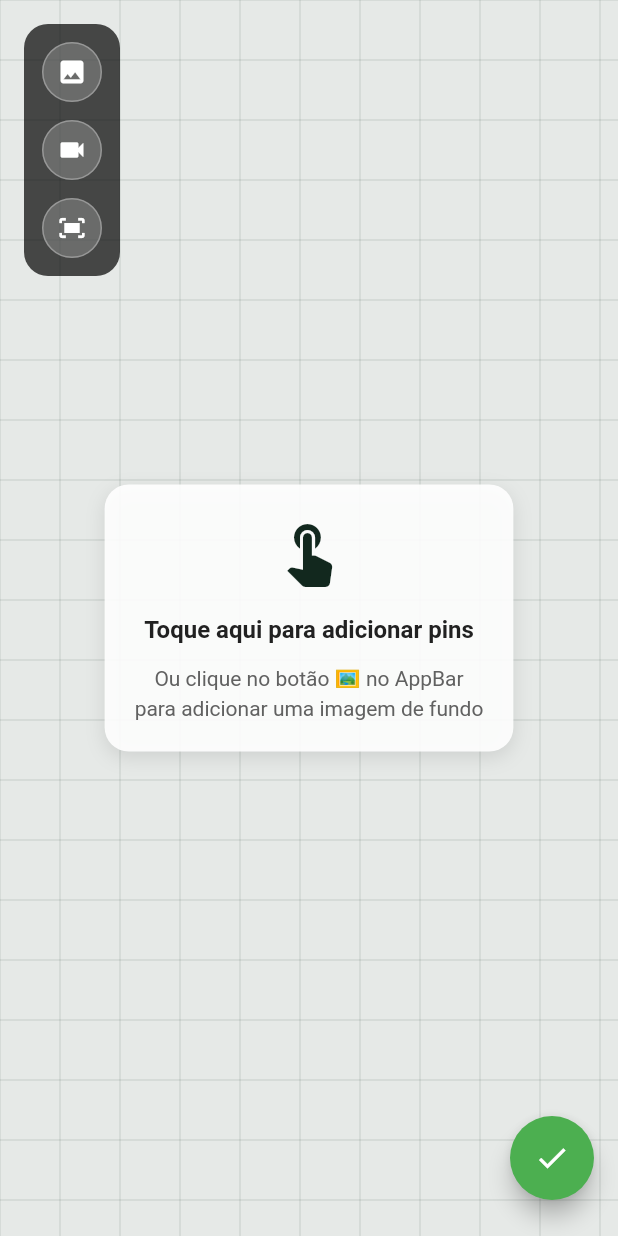
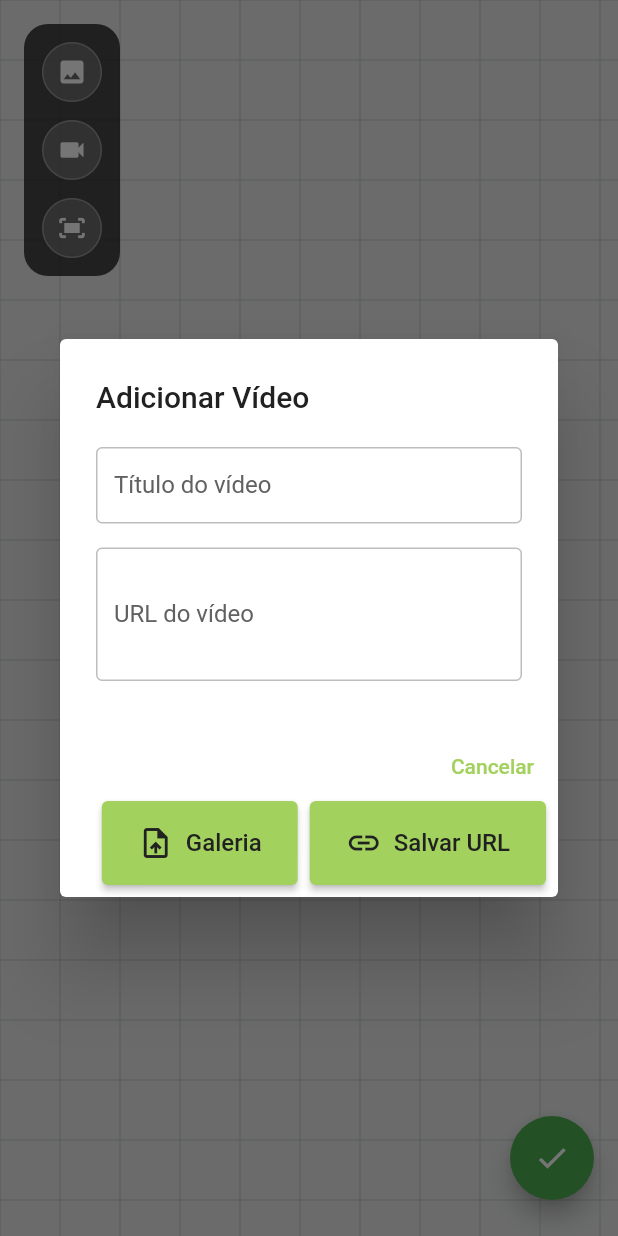
Before and after one commit to LucasGeek/Temp.TerraAllWertApp, a Flutter app: the PinMapPresentation screen opened directly with empty values, after a tap on "Começar a Editar", after a tap on the "videocam" icon, on a phone screen of 412 x 824 dp. Run offline on Flutter 3.47's test engine with Material 3 defaults, Android fonts, the phone set to English and light mode, and no system bars; our stand-ins replace cached_network_image, connectivity_plus, dio, envied, file_picker, flutter_riverpod and 12 more; missing offline and left inert: dio_cache_interceptor, minio; accounts and stored records are empty; generated files the repository leaves out were written again.

Commit message:
feat: implementa modal completa para configuração de vídeo com título e opção remover
- Adiciona campo videoTitle ao modelo InteractiveMapData
- Cria modal avançada _showVideoConfigDialog com:
  * Campo de título do vídeo (obrigatório)
  * Campo de URL (para vídeos online)
  * Botão para selecionar da galeria
  * Opção para remover vídeo existente
  * Indicador visual quando já existe vídeo

- Melhora player de vídeo com:
  * Tratamento de erro robusto
  * Tela de erro personalizada
  * Feedback visual adequado
  * Mounted checks para async operations

- Regenera arquivos Freezed para incluir videoTitle
- Testa compatibilidade com URLs complexas (com query params)

```diff
--- a/lib/domain/entities/map_pin.dart
+++ b/lib/domain/entities/map_pin.dart
@@ -33,6 +33,7 @@ abstract class InteractiveMapData with _$InteractiveMapData {
     String? backgroundImagePath, // Path local da imagem de fundo
     String? videoUrl,
     String? videoPath, // Path local do vídeo
+    String? videoTitle, // Título do vídeo
     @Default([]) List<MapPin> pins,
     DateTime? createdAt,
     DateTime? updatedAt,
--- a/lib/presentation/widgets/organisms/presentations/pin_map_presentation.dart
+++ b/lib/presentation/widgets/organisms/presentations/pin_map_presentation.dart
@@ -1371,29 +1371,172 @@ class _PinMapPresentationState extends ConsumerState<PinMapPresentation> {
 
   /// Upload de vídeo para o mapa
   Future<void> _uploadVideo() async {
+    _showVideoConfigDialog();
+  }
+
+  /// Modal para configuração de vídeo com título e opção de remover
+  void _showVideoConfigDialog() {
+    final hasExistingVideo = _mapData?.videoUrl != null || _mapData?.videoPath != null;
+    final titleController = TextEditingController(text: _mapData?.videoTitle ?? '');
+    final urlController = TextEditingController(text: _mapData?.videoUrl ?? '');
+
+    showDialog(
+      context: context,
+      builder: (context) => AlertDialog(
+        title: Text(hasExistingVideo ? 'Configurar Vídeo' : 'Adicionar Vídeo'),
+        content: SizedBox(
+          width: 400,
+          child: Column(
+            mainAxisSize: MainAxisSize.min,
+            crossAxisAlignment: CrossAxisAlignment.start,
+            children: [
+              // Campo de título
+              TextField(
+                controller: titleController,
+                decoration: InputDecoration(
+                  labelText: 'Título do vídeo',
+                  hintText: 'Ex: Tour virtual do apartamento',
+                  border: OutlineInputBorder(),
+                ),
+              ),
+              SizedBox(height: 16),
+
+              // Campo de URL
+              TextField(
+                controller: urlController,
+                decoration: InputDecoration(
+                  labelText: 'URL do vídeo',
+                  hintText: 'Cole a URL do vídeo aqui',
+                  border: OutlineInputBorder(),
+                ),
+                maxLines: 3,
+              ),
+
+              if (hasExistingVideo) ...[
+                SizedBox(height: 16),
+                Container(
+                  padding: EdgeInsets.all(12),
+                  decoration: BoxDecoration(
+                    color: Colors.orange.withValues(alpha: 0.1),
+                    borderRadius: BorderRadius.circular(8),
+                    border: Border.all(color: Colors.orange.withValues(alpha: 0.3)),
+                  ),
+                  child: Row(
+                    children: [
+                      Icon(Icons.info_outline, color: Colors.orange),
+                      SizedBox(width: 8),
+                      Expanded(child: Text('Já existe um vídeo configurado')),
+                    ],
+                  ),
+                ),
+              ],
+            ],
+          ),
+        ),
+        actions: [
+          if (hasExistingVideo)
+            TextButton.icon(
+              onPressed: () => _removeVideo(context),
+              icon: Icon(Icons.delete, color: Colors.red),
+              label: Text('Remover Vídeo', style: TextStyle(color: Colors.red)),
+            ),
+          TextButton(
+            onPressed: () => Navigator.of(context).pop(),
+            child: Text('Cancelar'),
+          ),
+          Row(
+            mainAxisSize: MainAxisSize.min,
+            children: [
+              ElevatedButton.icon(
+                onPressed: () => _pickVideoFromGallery(context, titleController.text),
+                icon: Icon(Icons.upload_file),
+                label: Text('Galeria'),
+              ),
+              SizedBox(width: 8),
+              ElevatedButton.icon(
+                onPressed: () => _saveVideoFromUrl(context, titleController.text, urlController.text),
+                icon: Icon(Icons.link),
+                label: Text('Salvar URL'),
+              ),
+            ],
+          ),
+        ],
+      ),
+    );
+  }
+
+  /// Remove o vídeo configurado
+  void _removeVideo(BuildContext dialogContext) async {
+    if (_mapData != null) {
+      _mapData = _mapData!.copyWith(
+        videoPath: null,
+        videoUrl: null,
+        videoTitle: null,
+        updatedAt: DateTime.now(),
+      );
+
+      await _saveMapData();
+      if (mounted) {
+        setState(() {});
+        Navigator.of(dialogContext).pop();
+        _showSuccessSnackBar('Vídeo removido com sucesso!');
+      }
+    }
+  }
+
+  /// Seleciona vídeo da galeria
+  void _pickVideoFromGallery(BuildContext dialogContext, String title) async {
     try {
       final video = await _imagePicker.pickVideo(
         source: ImageSource.gallery,
-        maxDuration: const Duration(minutes: 5), // Limit video length
+        maxDuration: const Duration(minutes: 5),
       );
 
-      if (video != null && _mapData != null) {
-        // Atualizar os dados do mapa com o vídeo
+      if (video != null && _mapData != null && mounted) {
         _mapData = _mapData!.copyWith(
-          videoPath: video.path, // Use local path
-          videoUrl: null, // Clear URL if using local path
+          videoPath: video.path,
+          videoUrl: null,
+          videoTitle: title.trim().isEmpty ? 'Vídeo do mapa' : title.trim(),
           updatedAt: DateTime.now(),
         );
 
-        // Salvar os dados atualizados
         await _saveMapData();
-
-        setState(() {}); // Refresh UI
-
-        _showSuccessSnackBar('Vídeo adicionado com sucesso!');
+        if (mounted) {
+          setState(() {});
+          Navigator.of(dialogContext).pop();
+          _showSuccessSnackBar('Vídeo adicionado com sucesso!');
+        }
       }
     } catch (e) {
-      _showErrorSnackBar('Erro ao adicionar vídeo: $e');
+      if (mounted) {
+        _showErrorSnackBar('Erro ao adicionar vídeo: $e');
+      }
+    }
+  }
+
+  /// Salva vídeo através de URL
+  void _saveVideoFromUrl(BuildContext dialogContext, String title, String url) async {
+    if (url.trim().isEmpty) {
+      if (mounted) {
+        _showErrorSnackBar('Por favor, insira uma URL válida');
+      }
+      return;
+    }
+
+    if (_mapData != null && mounted) {
+      _mapData = _mapData!.copyWith(
+        videoUrl: url.trim(),
+        videoPath: null,
+        videoTitle: title.trim().isEmpty ? 'Vídeo do mapa' : title.trim(),
+        updatedAt: DateTime.now(),
+      );
+
+      await _saveMapData();
+      if (mounted) {
+        setState(() {});
+        Navigator.of(dialogContext).pop();
+        _showSuccessSnackBar('Vídeo configurado com sucesso!');
+      }
     }
   }
 
@@ -1583,7 +1726,11 @@ class _VideoPlayerScreenState extends State<_VideoPlayerScreen> {
       setState(() => _isInitialized = true);
       _controller!.play();
     } catch (e) {
-      // Handle error
+      AppLogger.error('Erro ao inicializar vídeo: $e', tag: 'VideoPlayer');
+      // Handle error with better feedback
+      if (mounted) {
+        setState(() => _isInitialized = false);
+      }
     }
   }
 
@@ -1604,7 +1751,24 @@ class _VideoPlayerScreenState extends State<_VideoPlayerScreen> {
                 aspectRatio: _controller!.value.aspectRatio,
                 child: VideoPlayer(_controller!),
               )
-            : const CircularProgressIndicator(),
+            : _controller == null && !_isInitialized
+                ? Column(
+                    mainAxisAlignment: MainAxisAlignment.center,
+                    children: [
+                      Icon(Icons.error_outline, color: Colors.red, size: 48),
+                      SizedBox(height: 16),
+                      Text(
+                        'Erro ao carregar vídeo',
+                        style: TextStyle(color: Colors.white, fontSize: 16),
+                      ),
+                      SizedBox(height: 8),
+                      Text(
+                        'Verifique a URL ou tente novamente',
+                        style: TextStyle(color: Colors.white70, fontSize: 14),
+                      ),
+                    ],
+                  )
+                : const CircularProgressIndicator(),
       ),
       floatingActionButton: _isInitialized && _controller != null
           ? FloatingActionButton(
```
